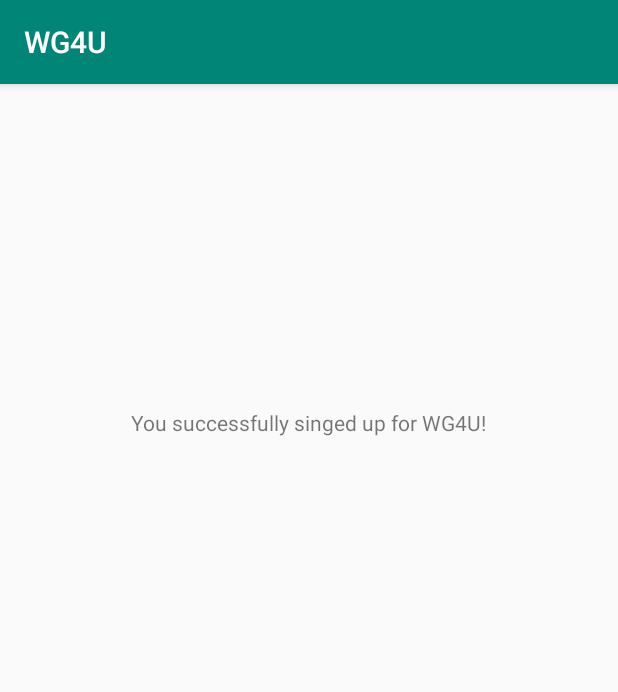
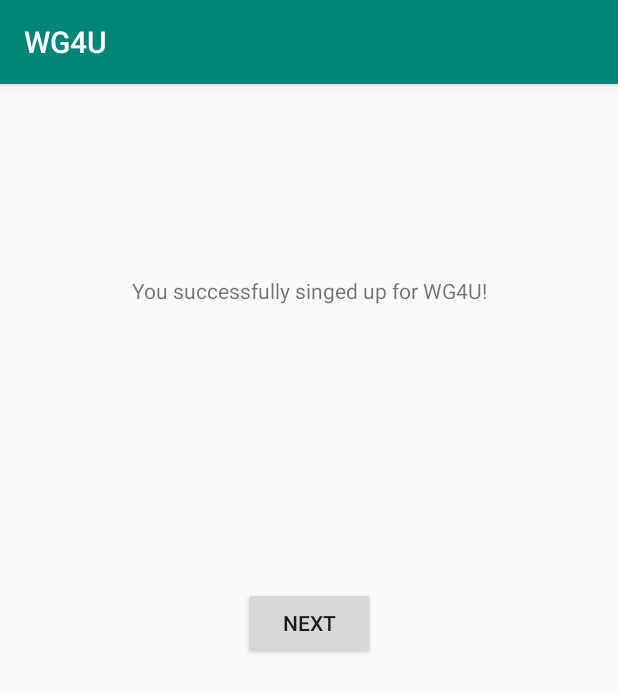
Before and after one commit to patti93/MyApplication, an Android app: the CreateUserSuccess screen opened directly, with no data from a screen before it, on a phone screen of 412 x 824 dp. Shown: the top 692 px of the screen. Run offline under Robolectric (Android 15) with nearby library versions, the phone set to English and light mode, and no system bars.

Commit message:
Next Button in CreateUserSuccess Activity hinzugefügt
Anbindung der WG beitreten/gründen Activity an Login-Prozess

```diff
--- a/app/src/main/java/com/example/patrick/myapplication/CreateUserSuccess.java
+++ b/app/src/main/java/com/example/patrick/myapplication/CreateUserSuccess.java
@@ -1,7 +1,9 @@
 package com.example.patrick.myapplication;
 
+import android.content.Intent;
 import android.support.v7.app.AppCompatActivity;
 import android.os.Bundle;
+import android.view.View;
 
 public class CreateUserSuccess extends AppCompatActivity {
 
@@ -11,6 +13,9 @@
         setContentView(R.layout.create_user_success);
     }
 
-
+    public void next_button(View view){
+        Intent intent = new Intent(this,NoWGActivity.class);
+        startActivity(intent);
+    }
 
 }
--- a/app/src/main/java/com/example/patrick/myapplication/MainActivity.java
+++ b/app/src/main/java/com/example/patrick/myapplication/MainActivity.java
@@ -27,7 +27,7 @@
 
         if(checkuser(user, password)) {
 
-            Intent intent = new Intent(this, MainMenuActivity.class);
+            Intent intent = new Intent(this, NoWGActivity.class);
             startActivity(intent);
         }
         else Toast.makeText(MainActivity.this, "Wrong user or password!",Toast.LENGTH_LONG).show();
--- a/app/src/main/res/layout/create_user_success.xml
+++ b/app/src/main/res/layout/create_user_success.xml
@@ -9,12 +9,26 @@
     <TextView
         android:id="@+id/textView"
         android:layout_width="wrap_content"
-        android:layout_height="81dp"
+        android:layout_height="79dp"
         android:layout_marginStart="8dp"
-        android:layout_marginTop="216dp"
+        android:layout_marginTop="128dp"
         android:layout_marginEnd="8dp"
         android:text="@string/new_user_success"
         app:layout_constraintEnd_toEndOf="parent"
+        app:layout_constraintHorizontal_bias="0.503"
         app:layout_constraintStart_toStartOf="parent"
         app:layout_constraintTop_toTopOf="parent" />
+
+    <Button
+        android:id="@+id/button_next"
+        android:layout_width="wrap_content"
+        android:layout_height="wrap_content"
+        android:layout_marginStart="8dp"
+        android:layout_marginTop="128dp"
+        android:layout_marginEnd="8dp"
+        android:onClick="next_button"
+        android:text="@string/next"
+        app:layout_constraintEnd_toEndOf="parent"
+        app:layout_constraintStart_toStartOf="parent"
+        app:layout_constraintTop_toBottomOf="@+id/textView" />
 </android.support.constraint.ConstraintLayout>
--- a/app/src/main/res/values/strings.xml
+++ b/app/src/main/res/values/strings.xml
@@ -21,4 +21,5 @@
     <string name="mail_not_valid">Invalid mail address</string>
     <string name="found_wg">Found new WG</string>
     <string name="join_wg">Join existing WG</string>
+    <string name="next">Next</string>
 </resources>
```
Also changed, not shown: 1 other file.
